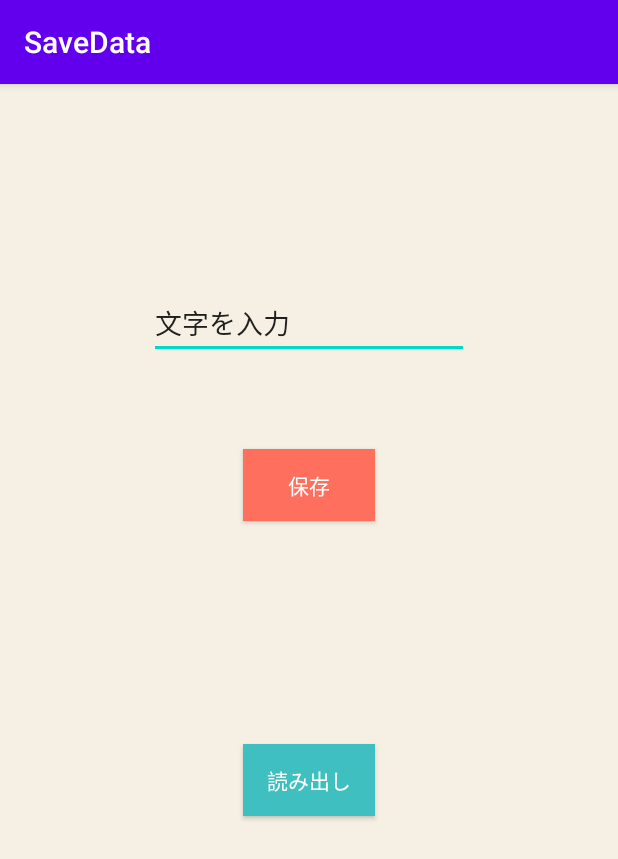
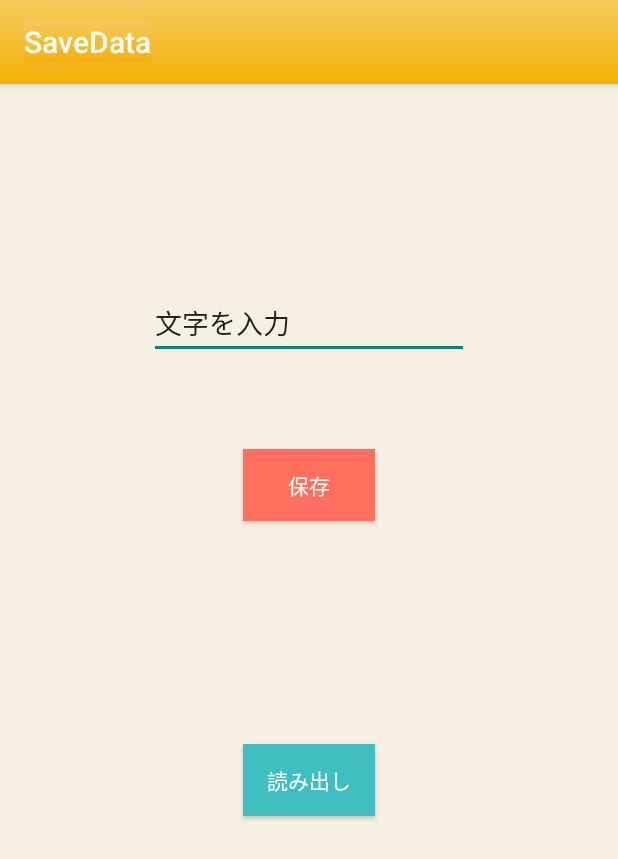
Before and after one commit to Aogon/SaveData, an Android app: the screen it shows after launch (MainActivity), on a phone screen of 412 x 824 dp. Shown: the top 859 px of the screen. Run offline under Robolectric (Android 15) with nearby library versions, the phone set to English and light mode, and no system bars.

Commit message:
ActionBarにグラデーションの追加

```diff
--- /dev/null
+++ b/app/src/main/res/drawable/gradation.xml
@@ -0,0 +1,9 @@
+<?xml version="1.0" encoding="utf-8"?>
+<shape xmlns:android="http://schemas.android.com/apk/res/android">
+    <gradient
+    android:angle="90"
+    android:startColor="@color/start_color"
+    android:endColor="@color/end_color"
+    android:type="linear"
+    />
+</shape>
--- a/app/src/main/res/values/colors.xml
+++ b/app/src/main/res/values/colors.xml
@@ -3,4 +3,6 @@
     <color name="colorPrimary">#6200EE</color>
     <color name="colorPrimaryDark">#3700B3</color>
     <color name="colorAccent">#03DAC5</color>
+    <color name="start_color">#F4B107</color>
+    <color name="end_color">#F4C95D</color>
 </resources>
--- a/app/src/main/res/values/styles.xml
+++ b/app/src/main/res/values/styles.xml
@@ -3,9 +3,13 @@
     <!-- Base application theme. -->
     <style name="AppTheme" parent="Theme.AppCompat.Light.DarkActionBar">
         <!-- Customize your theme here. -->
-        <item name="colorPrimary">@color/colorPrimary</item>
-        <item name="colorPrimaryDark">@color/colorPrimaryDark</item>
-        <item name="colorAccent">@color/colorAccent</item>
+        <item name="android:background">@drawable/gradation</item>
+
+<!--        <item name="colorPrimary">@color/colorPrimary</item>-->
+<!--        <item name="colorPrimaryDark">@color/colorPrimaryDark</item>-->
+<!--        <item name="colorAccent">@color/colorAccent</item>-->
     </style>
 
+
+
 </resources>
```
